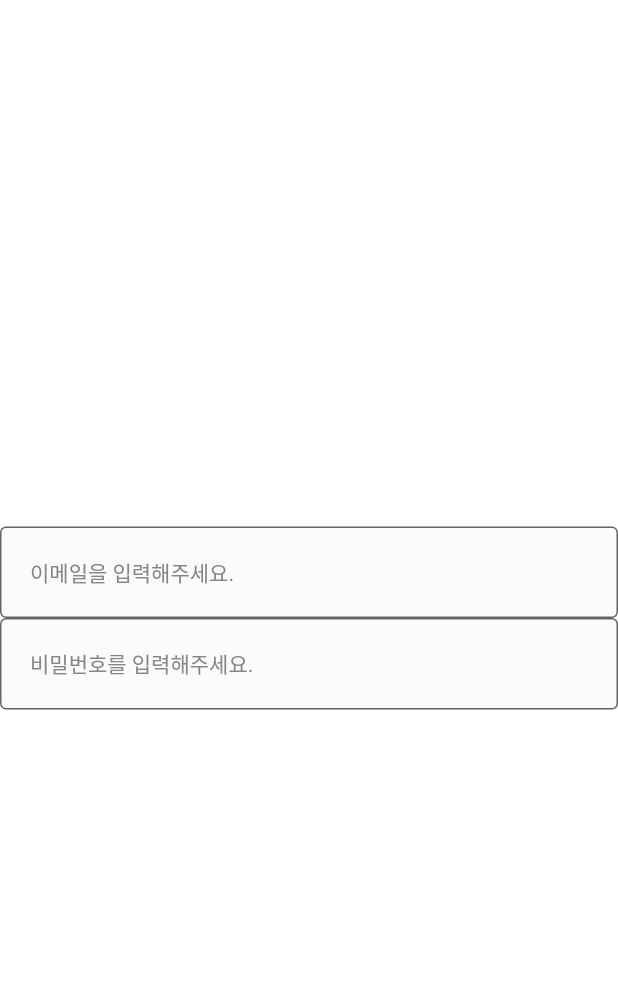
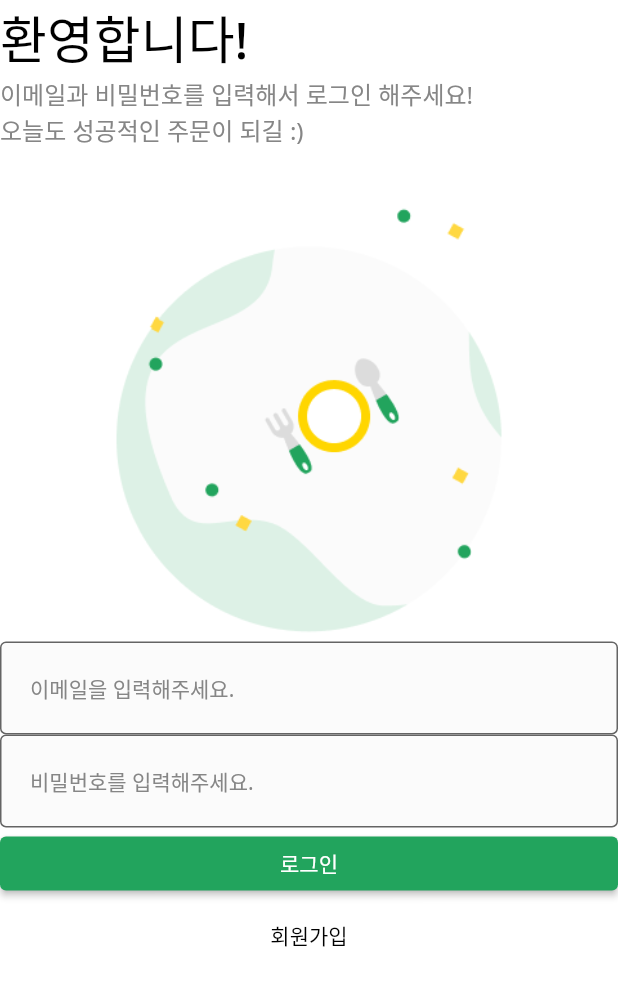
Before and after one commit to DongWooKim97/delivery_app_flutter, a Flutter app: the screen it shows after launch, on a phone screen of 412 x 824 dp. Shown: the top 986 px of the screen. Run offline on Flutter 3.47's test engine with Material 2 defaults, Android fonts, the phone set to English and light mode, and no system bars.

Commit message:
feat: UI 배치하기(텍스트폼필드, 버튼, 이미지, 제목 및 부제)

```diff
--- /dev/null
+++ b/lib/common/layout/default_layout.dart
@@ -0,0 +1,18 @@
+import 'package:flutter/material.dart';
+
+class DefaultLayout extends StatelessWidget {
+  final Widget child;
+
+  const DefaultLayout({
+    required this.child,
+    Key? key,
+  }) : super(key: key);
+
+  @override
+  Widget build(BuildContext context) {
+    return Scaffold(
+      backgroundColor: Colors.white,
+      body: child,
+    );
+  }
+}
--- a/lib/main.dart
+++ b/lib/main.dart
@@ -1,4 +1,4 @@
-import 'package:actual/common/component/custom_text_form_field.dart';
+import 'package:actual/user/view/login_screen.dart';
 import 'package:flutter/material.dart';
 
 void main() {
@@ -13,22 +13,12 @@ class _App extends StatelessWidget {
   @override
   Widget build(BuildContext context) {
     return MaterialApp(
+      theme: ThemeData(
+        fontFamily: 'NotoSans',
+      ),
       home: Scaffold(
         backgroundColor: Colors.white,
-        body: Column(
-          mainAxisAlignment: MainAxisAlignment.center,
-          children: [
-            CustomTextFormField(
-              onChanged: (String value) {},
-              hintText: '이메일을 입력해주세요.',
-            ),
-            CustomTextFormField(
-              onChanged: (String value) {},
-              hintText: '비밀번호를 입력해주세요.',
-              obscureText: true,
-            ),
-          ],
-        ),
+        body: LoginScreen(),
       ),
     );
   }
--- /dev/null
+++ b/lib/user/view/login_screen.dart
@@ -0,0 +1,82 @@
+import 'package:actual/common/component/custom_text_form_field.dart';
+import 'package:actual/common/const/colors.dart';
+import 'package:actual/common/layout/default_layout.dart';
+import 'package:flutter/material.dart';
+
+class LoginScreen extends StatelessWidget {
+  const LoginScreen({Key? key}) : super(key: key);
+
+  @override
+  Widget build(BuildContext context) {
+    return DefaultLayout(
+      child: SafeArea(
+        top: true,
+        child: Column(
+          crossAxisAlignment: CrossAxisAlignment.stretch,
+          children: [
+            _Title(),
+            _SubTitle(),
+            Image.asset(
+              'asset/img/misc/logo.png',
+              height: MediaQuery.of(context).size.height / 5 * 2,
+            ),
+            CustomTextFormField(
+              onChanged: (String value) {},
+              hintText: '이메일을 입력해주세요.',
+            ),
+            CustomTextFormField(
+              onChanged: (String value) {},
+              hintText: '비밀번호를 입력해주세요.',
+              obscureText: true,
+            ),
+            ElevatedButton(
+              onPressed: () {},
+              style: ElevatedButton.styleFrom(
+                primary: PRIMARY_COLOR,
+              ),
+              child: Text('로그인'),
+            ),
+            TextButton(
+              onPressed: () {},
+              style: TextButton.styleFrom(
+                primary: Colors.black,
+              ),
+              child: Text('회원가입'),
+            ),
+          ],
+        ),
+      ),
+    );
+  }
+}
+
+class _Title extends StatelessWidget {
+  const _Title({Key? key}) : super(key: key);
+
+  @override
+  Widget build(BuildContext context) {
+    return Text(
+      '환영합니다!',
+      style: TextStyle(
+        fontSize: 34.0,
+        fontWeight: FontWeight.w500,
+        color: Colors.black,
+      ),
+    );
+  }
+}
+
+class _SubTitle extends StatelessWidget {
+  const _SubTitle({Key? key}) : super(key: key);
+
+  @override
+  Widget build(BuildContext context) {
+    return Text(
+      '이메일과 비밀번호를 입력해서 로그인 해주세요!\n오늘도 성공적인 주문이 되길 :)',
+      style: TextStyle(
+        fontSize: 16.0,
+        color: BODY_TEXT_COLOR,
+      ),
+    );
+  }
+}
```
